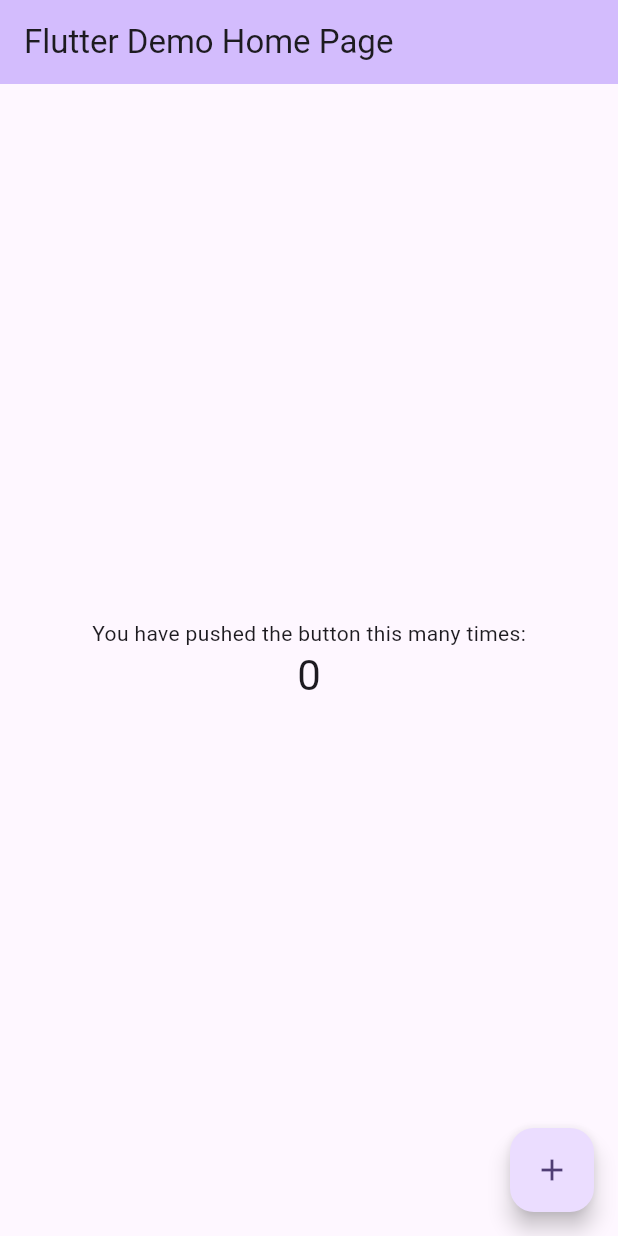
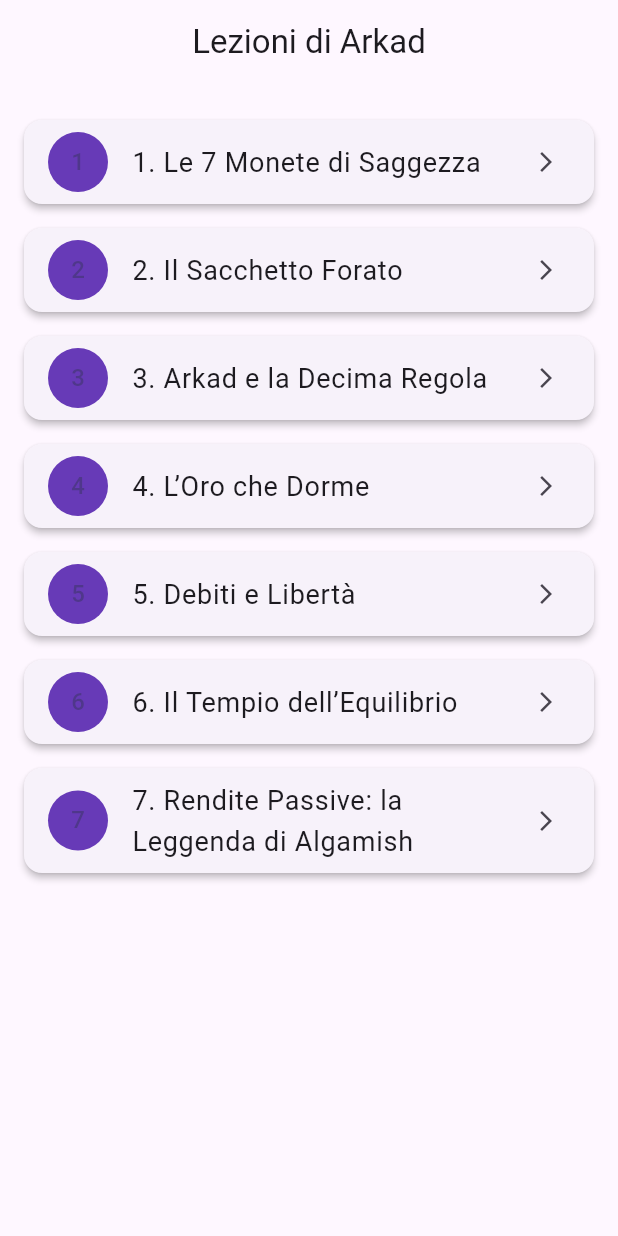
Before and after one commit to metodo-arkad/arkad_app_web, a Flutter app: the screen it shows after launch, on a phone screen of 412 x 824 dp. Run offline on Flutter 3.47's test engine with Material 3 defaults, Android fonts, the phone set to English and light mode, and no system bars.

Commit message:
Aggiunta pagina lezioni e immagine iniziale

```diff
--- /dev/null
+++ b/lib/lessons_page.dart
@@ -0,0 +1,49 @@
+import 'package:flutter/material.dart';
+
+class LessonsPage extends StatelessWidget {
+  const LessonsPage({super.key});
+
+  @override
+  Widget build(BuildContext context) {
+    final List<String> lessons = [
+      '1. Le 7 Monete di Saggezza',
+      '2. Il Sacchetto Forato',
+      '3. Arkad e la Decima Regola',
+      '4. L’Oro che Dorme',
+      '5. Debiti e Libertà',
+      '6. Il Tempio dell’Equilibrio',
+      '7. Rendite Passive: la Leggenda di Algamish'
+    ];
+
+    return Scaffold(
+      appBar: AppBar(
+        title: const Text('Lezioni di Arkad'),
+        centerTitle: true,
+      ),
+      body: ListView.builder(
+        padding: const EdgeInsets.all(16),
+        itemCount: lessons.length,
+        itemBuilder: (context, index) {
+          return Card(
+            elevation: 2,
+            margin: const EdgeInsets.symmetric(vertical: 8),
+            child: ListTile(
+              leading: CircleAvatar(
+                backgroundColor: Colors.deepPurple,
+                child: Text('${index + 1}'),
+              ),
+              title: Text(
+                lessons[index],
+                style: const TextStyle(fontSize: 18),
+              ),
+              trailing: const Icon(Icons.arrow_forward_ios, size: 16),
+              onTap: () {
+                // TODO: aprire i contenuti della lezione
+              },
+            ),
+          );
+        },
+      ),
+    );
+  }
+}
--- a/lib/main.dart
+++ b/lib/main.dart
@@ -1,122 +1,19 @@
 import 'package:flutter/material.dart';
+import 'lessons_page.dart';
 
 void main() {
-  runApp(const MyApp());
+  runApp(MyApp());
 }
 
 class MyApp extends StatelessWidget {
-  const MyApp({super.key});
-
-  // This widget is the root of your application.
   @override
   Widget build(BuildContext context) {
     return MaterialApp(
-      title: 'Flutter Demo',
+      title: 'Arkad Lezioni',
       theme: ThemeData(
-        // This is the theme of your application.
-        //
-        // TRY THIS: Try running your application with "flutter run". You'll see
-        // the application has a purple toolbar. Then, without quitting the app,
-        // try changing the seedColor in the colorScheme below to Colors.green
-        // and then invoke "hot reload" (save your changes or press the "hot
-        // reload" button in a Flutter-supported IDE, or press "r" if you used
-        // the command line to start the app).
-        //
-        // Notice that the counter didn't reset back to zero; the application
-        // state is not lost during the reload. To reset the state, use hot
-        // restart instead.
-        //
-        // This works for code too, not just values: Most code changes can be
-        // tested with just a hot reload.
-        colorScheme: ColorScheme.fromSeed(seedColor: Colors.deepPurple),
+        primarySwatch: Colors.deepPurple,
       ),
-      home: const MyHomePage(title: 'Flutter Demo Home Page'),
+      home: LessonsPage(),
     );
   }
 }
-
-class MyHomePage extends StatefulWidget {
-  const MyHomePage({super.key, required this.title});
-
-  // This widget is the home page of your application. It is stateful, meaning
-  // that it has a State object (defined below) that contains fields that affect
-  // how it looks.
-
-  // This class is the configuration for the state. It holds the values (in this
-  // case the title) provided by the parent (in this case the App widget) and
-  // used by the build method of the State. Fields in a Widget subclass are
-  // always marked "final".
-
-  final String title;
-
-  @override
-  State<MyHomePage> createState() => _MyHomePageState();
-}
-
-class _MyHomePageState extends State<MyHomePage> {
-  int _counter = 0;
-
-  void _incrementCounter() {
-    setState(() {
-      // This call to setState tells the Flutter framework that something has
-      // changed in this State, which causes it to rerun the build method below
-      // so that the display can reflect the updated values. If we changed
-      // _counter without calling setState(), then the build method would not be
-      // called again, and so nothing would appear to happen.
-      _counter++;
-    });
-  }
-
-  @override
-  Widget build(BuildContext context) {
-    // This method is rerun every time setState is called, for instance as done
-    // by the _incrementCounter method above.
-    //
-    // The Flutter framework has been optimized to make rerunning build methods
-    // fast, so that you can just rebuild anything that needs updating rather
-    // than having to individually change instances of widgets.
-    return Scaffold(
-      appBar: AppBar(
-        // TRY THIS: Try changing the color here to a specific color (to
-        // Colors.amber, perhaps?) and trigger a hot reload to see the AppBar
-        // change color while the other colors stay the same.
-        backgroundColor: Theme.of(context).colorScheme.inversePrimary,
-        // Here we take the value from the MyHomePage object that was created by
-        // the App.build method, and use it to set our appbar title.
-        title: Text(widget.title),
-      ),
-      body: Center(
-        // Center is a layout widget. It takes a single child and positions it
-        // in the middle of the parent.
-        child: Column(
-          // Column is also a layout widget. It takes a list of children and
-          // arranges them vertically. By default, it sizes itself to fit its
-          // children horizontally, and tries to be as tall as its parent.
-          //
-          // Column has various properties to control how it sizes itself and
-          // how it positions its children. Here we use mainAxisAlignment to
-          // center the children vertically; the main axis here is the vertical
-          // axis because Columns are vertical (the cross axis would be
-          // horizontal).
-          //
-          // TRY THIS: Invoke "debug painting" (choose the "Toggle Debug Paint"
-          // action in the IDE, or press "p" in the console), to see the
-          // wireframe for each widget.
-          mainAxisAlignment: MainAxisAlignment.center,
-          children: <Widget>[
-            const Text('You have pushed the button this many times:'),
-            Text(
-              '$_counter',
-              style: Theme.of(context).textTheme.headlineMedium,
-            ),
-          ],
-        ),
-      ),
-      floatingActionButton: FloatingActionButton(
-        onPressed: _incrementCounter,
-        tooltip: 'Increment',
-        child: const Icon(Icons.add),
-      ), // This trailing comma makes auto-formatting nicer for build methods.
-    );
-  }
-}
```
Also changed, not shown: flutter_01.png (added).
